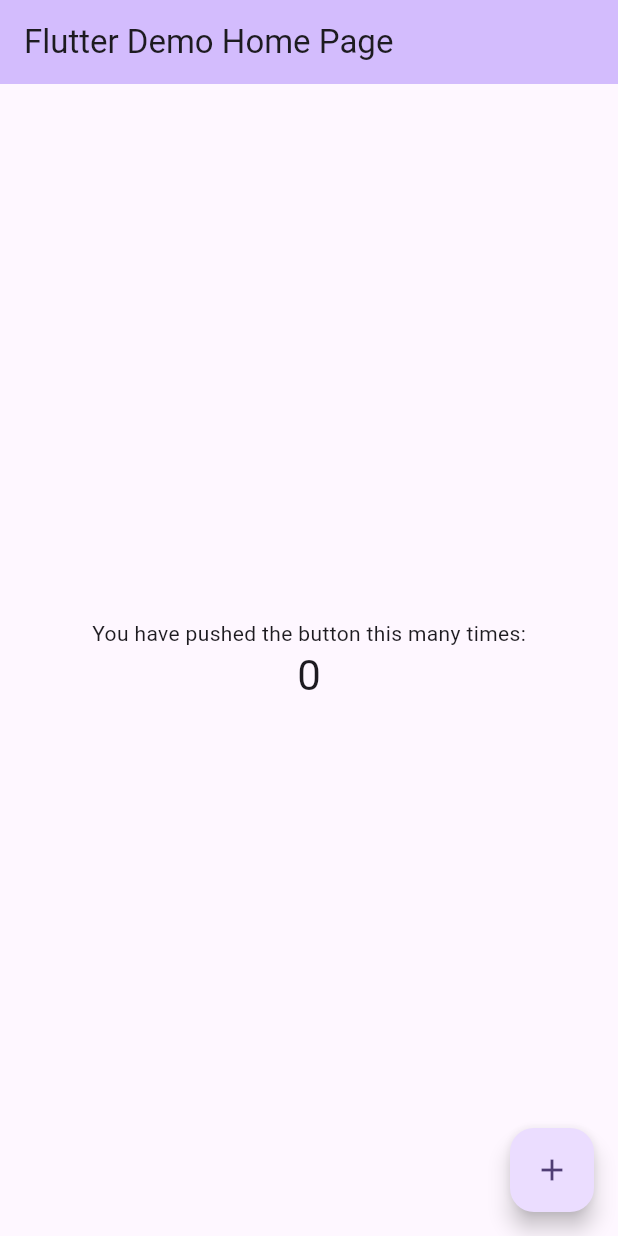
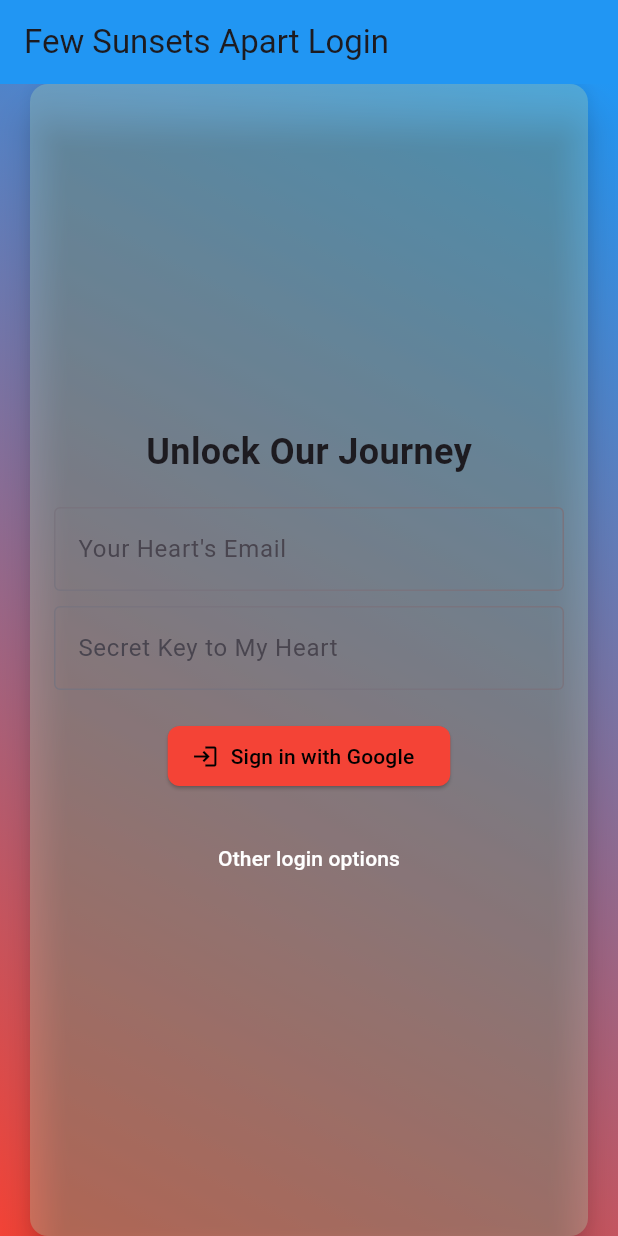
Before and after one commit to molnar1998/few_sunsets_apart, a Flutter app: the screen it shows after launch, on a phone screen of 412 x 824 dp. Run offline on Flutter 3.47's test engine with Material 3 defaults, Android fonts, the phone set to English and light mode, and no system bars; our stand-ins replace firebase_auth, firebase_core, google_sign_in; accounts and stored records are empty.

Commit message:
- Working on the login_page UI - Adding firebase to the project

```diff
--- /dev/null
+++ b/lib/Pages/login_page.dart
@@ -0,0 +1,112 @@
+import 'package:flutter/material.dart';
+import '../Auth/google_sign_in.dart';
+
+class LoginPage extends StatefulWidget {
+  const LoginPage({super.key});
+
+  @override
+  State<StatefulWidget> createState() => _LoginPageState();
+}
+
+class _LoginPageState extends State<LoginPage> {
+  Color _getGradientColor() {
+    // Calculate gradient colors based on the current time
+    final now = DateTime.now();
+    final hour = now.hour;
+
+    // Define your custom color transitions here
+    if (hour >= 6 && hour < 12) {
+      // Morning gradient (e.g., blue to yellow)
+      return Colors.blue;
+    } else if (hour >= 12 && hour < 18) {
+      // Afternoon gradient (e.g., yellow to orange)
+      return Colors.yellow;
+    } else {
+      // Evening gradient (e.g., orange to purple)
+      return Colors.deepPurple;
+    }
+  }
+
+  @override
+  Widget build(BuildContext context) {
+    return MaterialApp(
+      home: Scaffold(
+        appBar: AppBar(
+          title: const Text('Few Sunsets Apart Login'),
+          backgroundColor: _getGradientColor(), // Dynamic color
+        ),
+        body: Container(
+          decoration: BoxDecoration(
+            gradient: LinearGradient(
+              begin: Alignment.topRight,
+              end: Alignment.bottomLeft,
+              colors: [_getGradientColor(), Colors.red], // Gradient colors
+            ),
+          ),
+          child: Center(
+            child: Card(
+              margin: const EdgeInsets.symmetric(horizontal: 20),
+              elevation: 10,
+              color: Colors.white.withOpacity(0.2),
+              surfaceTintColor: Colors.green,
+              child: Padding(
+                padding: const EdgeInsets.all(16.0),
+                child: Column(
+                  mainAxisAlignment: MainAxisAlignment.center,
+                  children: [
+                    const Text(
+                      'Unlock Our Journey',
+                      style: TextStyle(
+                        fontSize: 24,
+                        fontWeight: FontWeight.bold,
+                      ),
+                    ),
+                    const SizedBox(height: 20),
+                    TextFormField(
+                      decoration: const InputDecoration(
+                        labelText: 'Your Heart\'s Email',
+                        border: OutlineInputBorder(),
+                      ),
+                    ),
+                    const SizedBox(height: 10),
+                    TextFormField(
+                      obscureText: true,
+                      decoration: const InputDecoration(
+                        labelText: 'Secret Key to My Heart',
+                        border: OutlineInputBorder(),
+                      ),
+                    ),
+                    const SizedBox(height: 20),
+                    ElevatedButton.icon(
+                      onPressed: () {
+                        GoogleSignInHelper ().signInWithGoogle();
+                      },
+                      icon: const Icon(Icons.login),
+                      label: const Text('Sign in with Google'),
+                      style: ElevatedButton.styleFrom(
+                        foregroundColor: Colors.black, backgroundColor: Colors.red, // Text color
+                        shape: RoundedRectangleBorder(
+                          borderRadius: BorderRadius.circular(8),
+                        ),
+                      ),
+                    ),
+                    const SizedBox(height: 20),
+                    TextButton(
+                      onPressed: () {
+                        // Handle other login methods (e.g., email/password)
+                      },
+                      style: TextButton.styleFrom(
+                        foregroundColor: Colors.white, // Text color
+                      ),
+                      child: const Text('Other login options'),
+                    ),
+                  ],
+                ),
+              ),
+            ),
+          ),
+        ),
+      ),
+    );
+  }
+}
--- a/lib/main.dart
+++ b/lib/main.dart
@@ -1,4 +1,7 @@
 import 'package:flutter/material.dart';
+
+import 'Pages/home_page.dart';
+import 'Pages/login_page.dart';
 
 void main() {
   runApp(const MyApp());
@@ -7,119 +10,14 @@ void main() {
 class MyApp extends StatelessWidget {
   const MyApp({super.key});
 
-  // This widget is the root of your application.
   @override
   Widget build(BuildContext context) {
     return MaterialApp(
-      title: 'Flutter Demo',
-      theme: ThemeData(
-        // This is the theme of your application.
-        //
-        // TRY THIS: Try running your application with "flutter run". You'll see
-        // the application has a purple toolbar. Then, without quitting the app,
-        // try changing the seedColor in the colorScheme below to Colors.green
-        // and then invoke "hot reload" (save your changes or press the "hot
-        // reload" button in a Flutter-supported IDE, or press "r" if you used
-        // the command line to start the app).
-        //
-        // Notice that the counter didn't reset back to zero; the application
-        // state is not lost during the reload. To reset the state, use hot
-        // restart instead.
-        //
-        // This works for code too, not just values: Most code changes can be
-        // tested with just a hot reload.
-        colorScheme: ColorScheme.fromSeed(seedColor: Colors.deepPurple),
-        useMaterial3: true,
-      ),
-      home: const MyHomePage(title: 'Flutter Demo Home Page'),
+      initialRoute: '/login', // Set the initial route
+      routes: {
+        '/login': (context) => const LoginPage(),
+        '/home': (context) => const HomePage(),
+      },
     );
   }
 }
-
-class MyHomePage extends StatefulWidget {
-  const MyHomePage({super.key, required this.title});
-
-  // This widget is the home page of your application. It is stateful, meaning
-  // that it has a State object (defined below) that contains fields that affect
-  // how it looks.
-
-  // This class is the configuration for the state. It holds the values (in this
-  // case the title) provided by the parent (in this case the App widget) and
-  // used by the build method of the State. Fields in a Widget subclass are
-  // always marked "final".
-
-  final String title;
-
-  @override
-  State<MyHomePage> createState() => _MyHomePageState();
-}
-
-class _MyHomePageState extends State<MyHomePage> {
-  int _counter = 0;
-
-  void _incrementCounter() {
-    setState(() {
-      // This call to setState tells the Flutter framework that something has
-      // changed in this State, which causes it to rerun the build method below
-      // so that the display can reflect the updated values. If we changed
-      // _counter without calling setState(), then the build method would not be
-      // called again, and so nothing would appear to happen.
-      _counter++;
-    });
-  }
-
-  @override
-  Widget build(BuildContext context) {
-    // This method is rerun every time setState is called, for instance as done
-    // by the _incrementCounter method above.
-    //
-    // The Flutter framework has been optimized to make rerunning build methods
-    // fast, so that you can just rebuild anything that needs updating rather
-    // than having to individually change instances of widgets.
-    return Scaffold(
-      appBar: AppBar(
-        // TRY THIS: Try changing the color here to a specific color (to
-        // Colors.amber, perhaps?) and trigger a hot reload to see the AppBar
-        // change color while the other colors stay the same.
-        backgroundColor: Theme.of(context).colorScheme.inversePrimary,
-        // Here we take the value from the MyHomePage object that was created by
-        // the App.build method, and use it to set our appbar title.
-        title: Text(widget.title),
-      ),
-      body: Center(
-        // Center is a layout widget. It takes a single child and positions it
-        // in the middle of the parent.
-        child: Column(
-          // Column is also a layout widget. It takes a list of children and
-          // arranges them vertically. By default, it sizes itself to fit its
-          // children horizontally, and tries to be as tall as its parent.
-          //
-          // Column has various properties to control how it sizes itself and
-          // how it positions its children. Here we use mainAxisAlignment to
-          // center the children vertically; the main axis here is the vertical
-          // axis because Columns are vertical (the cross axis would be
-          // horizontal).
-          //
-          // TRY THIS: Invoke "debug painting" (choose the "Toggle Debug Paint"
-          // action in the IDE, or press "p" in the console), to see the
-          // wireframe for each widget.
-          mainAxisAlignment: MainAxisAlignment.center,
-          children: <Widget>[
-            const Text(
-              'You have pushed the button this many times:',
-            ),
-            Text(
-              '$_counter',
-              style: Theme.of(context).textTheme.headlineMedium,
-            ),
-          ],
-        ),
-      ),
-      floatingActionButton: FloatingActionButton(
-        onPressed: _incrementCounter,
-        tooltip: 'Increment',
-        child: const Icon(Icons.add),
-      ), // This trailing comma makes auto-formatting nicer for build methods.
-    );
-  }
-}
```
Also changed, not shown: lib/Auth/google_sign_in.dart (added, +29 -0 lines), lib/Pages/home_page.dart (added, +18 -0 lines), pubspec.yaml (+5 -2 lines), lib/Assets/Images/1.png (added), lib/Pages/profile_page.dart (added), lib/Pages/settings_page.dart (added), lib/firebase_options.dart (added), pubspec.lock, 4 other files.
